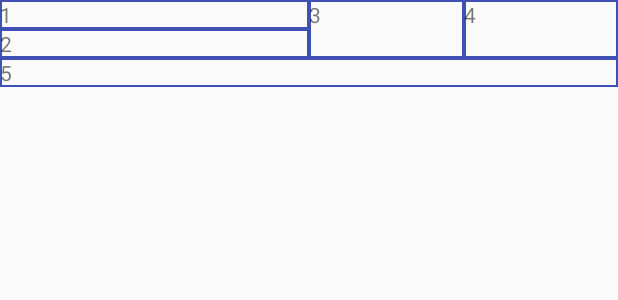
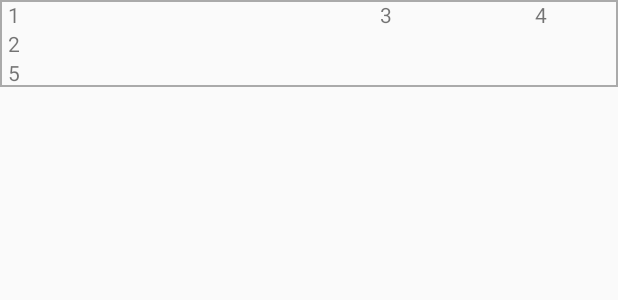
Before and after one commit to mkalucardTT/wrist_training, an Android app: the layout record_list.xml on its own in the app's theme, with its tools: preview values and no code run, on a phone screen of 412 x 824 dp. Shown: the top 300 px of the screen. Run offline under Robolectric (Android 15) with nearby library versions, the phone set to English and light mode, and no system bars.

Commit message:
fixid bugs

```diff
--- a/app/src/main/java/com/example/alucard/p1_acceleration/ActivityChoiceTraining.java
+++ b/app/src/main/java/com/example/alucard/p1_acceleration/ActivityChoiceTraining.java
@@ -45,7 +45,7 @@ public class ActivityChoiceTraining extends Activity implements View.OnClickList
     int time = 0, index = 1;
 
     Timer timer;
-    SimpleDateFormat sdf = new SimpleDateFormat("yyyy.MM.dd_HH:mm:ss");
+    SimpleDateFormat sdf = new SimpleDateFormat("yyyy.MM.dd HH:mm:ss");
     Date startDateandTime, finishDateAndTime;
     String comment = "";
     @Override
@@ -202,7 +202,7 @@ public class ActivityChoiceTraining extends Activity implements View.OnClickList
         keyValuesEditor.putString("start"+CountRecords, sdf.format(startDateandTime));
         keyValuesEditor.putString("finish"+CountRecords, sdf.format(finishDateAndTime));
         keyValuesEditor.putString("count"+CountRecords, String.valueOf(count));
-        keyValuesEditor.putString("time"+CountRecords, String.valueOf(time));
+        keyValuesEditor.putString("time"+CountRecords, String.valueOf(index==1 ? time: 60-time));
         keyValuesEditor.putString("comment"+CountRecords, comment);
         keyValuesEditor.putInt("CountRecords", CountRecords);
 
@@ -268,7 +268,7 @@ public class ActivityChoiceTraining extends Activity implements View.OnClickList
 
         }
 
-        if (index == 1 && count == (endcount+1)){
+        if (index == 1 && count == (endcount)){
             onFinishTraining();
         }
     }
--- a/app/src/main/res/drawable/solid.xml
+++ b/app/src/main/res/drawable/solid.xml
@@ -5,9 +5,10 @@
     <stroke
         android:width="1dp"
 
-        android:color="@color/colorPrimary" >
+        android:color="#aaa" >
     </stroke>
 
     <solid android:color="@color/colorPrimaryLite"/>
 
+
 </shape>
--- a/app/src/main/res/drawable/solid2.xml
+++ b/app/src/main/res/drawable/solid2.xml
@@ -4,8 +4,7 @@
 
     <stroke
         android:width="1dp"
-
-        android:color="@color/colorPrimary" >
+        android:color="#aaa" >
     </stroke>
 
 </shape>
--- a/app/src/main/res/layout/record_list.xml
+++ b/app/src/main/res/layout/record_list.xml
@@ -6,6 +6,7 @@
     <LinearLayout
         android:layout_width="match_parent"
         android:layout_height="wrap_content"
+        android:background="@drawable/solid2"
         android:orientation="vertical">
 
         <LinearLayout
@@ -21,42 +22,42 @@
 
                 <TextView
                     android:id="@+id/tv1"
+                    android:layout_marginLeft="5dp"
                     android:layout_width="match_parent"
                     android:layout_height="wrap_content"
                     android:layout_weight="1"
-                    android:background="@drawable/solid2"
                     android:text="1" />
 
                 <TextView
                     android:id="@+id/tv2"
+                    android:layout_marginLeft="5dp"
                     android:layout_width="match_parent"
                     android:layout_height="wrap_content"
                     android:layout_weight="1"
-                    android:background="@drawable/solid2"
                     android:text="2" />
             </LinearLayout>
 
             <TextView
                 android:id="@+id/tv3"
-                android:background="@drawable/solid2"
                 android:layout_width="match_parent"
                 android:layout_height="match_parent"
                 android:layout_weight="3"
-                android:text="3" />
+                android:text="3"
+                android:textAlignment="center" />
 
             <TextView
                 android:id="@+id/tv4"
-                android:background="@drawable/solid2"
                 android:layout_width="match_parent"
                 android:layout_height="match_parent"
                 android:layout_weight="3"
-                android:text="4" />
+                android:text="4"
+                android:textAlignment="center" />
 
         </LinearLayout>
 
         <TextView
             android:id="@+id/tv5"
-            android:background="@drawable/solid2"
+            android:layout_marginLeft="5dp"
             android:layout_width="match_parent"
             android:layout_height="wrap_content"
             android:layout_weight="1"
```
Also changed, not shown: app/src/main/res/layout/header_record_list.xml (+5 -6 lines).
